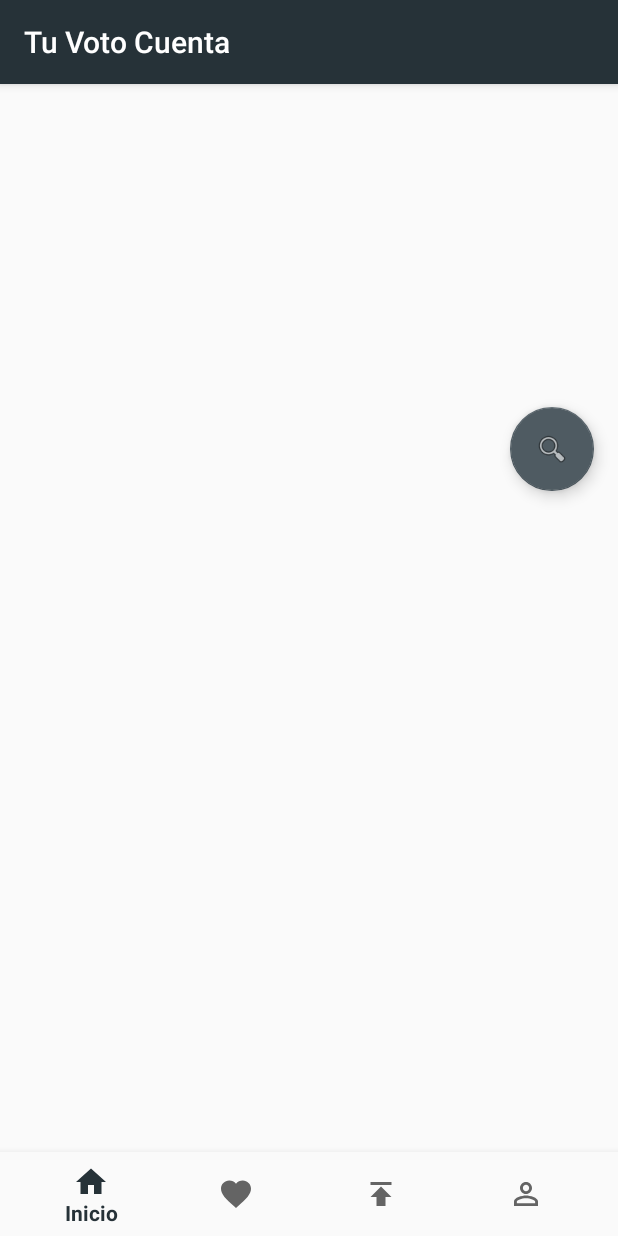
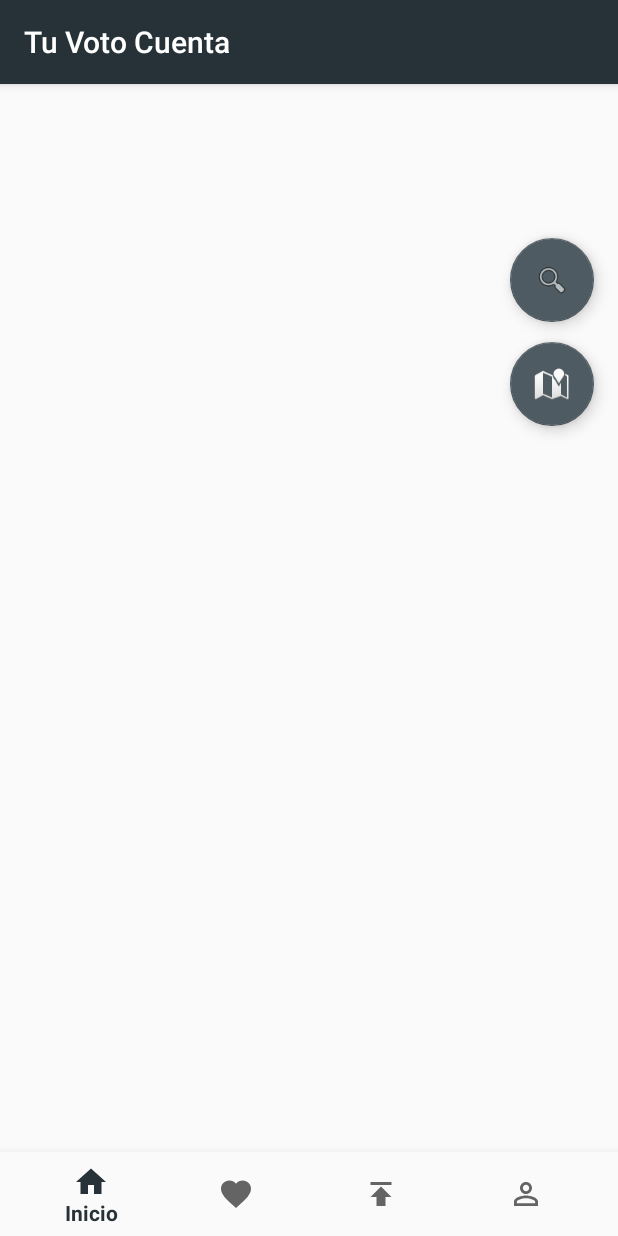
Before and after one commit to JoseAlbertoVazq/tuvotocuenta, an Android app: the DashboardActivity screen opened directly, with no data from a screen before it, on a phone screen of 412 x 824 dp. Run offline under Robolectric (Android 15) with nearby library versions, the phone set to English and light mode, and no system bars; our stand-ins replace Firebase (no records; nobody signed in at launch, a user with empty details on screens opened directly); pictures from the network do not load.

Commit message:
funcionalidad de mapa implementada

```diff
--- a/mobile/app/src/main/java/dam/javazquez/tuvotocuenta/ui/dashboard/DashboardActivity.java
+++ b/mobile/app/src/main/java/dam/javazquez/tuvotocuenta/ui/dashboard/DashboardActivity.java
@@ -2,6 +2,7 @@ package dam.javazquez.tuvotocuenta.ui.dashboard;
 
 import android.annotation.SuppressLint;
 import android.app.AlertDialog;
+import android.content.Intent;
 import android.net.Uri;
 import android.os.Bundle;
 import android.support.annotation.NonNull;
@@ -19,6 +20,7 @@ import android.widget.EditText;
 import android.widget.Spinner;
 import android.widget.Toast;
 
+import java.io.IOException;
 import java.util.ArrayList;
 import java.util.HashMap;
 import java.util.List;
@@ -41,6 +43,8 @@ import dam.javazquez.tuvotocuenta.ui.login.SignUpFragment;
 import dam.javazquez.tuvotocuenta.ui.profile.PerfilFragment;
 import dam.javazquez.tuvotocuenta.ui.propias.PropiasFragment;
 import dam.javazquez.tuvotocuenta.ui.propuestas.PropuestaFragment;
+import dam.javazquez.tuvotocuenta.util.Geocode;
+import dam.javazquez.tuvotocuenta.util.MapsActivity;
 import dam.javazquez.tuvotocuenta.util.UtilToken;
 import retrofit2.Call;
 import retrofit2.Callback;
@@ -49,7 +53,7 @@ import retrofit2.Response;
 public class DashboardActivity extends AppCompatActivity implements PropiasFragment.OnListFragmentInteractionListener, PropuestaFavFragment.OnListFragmentInteractionListener, PerfilFragment.OnFragmentInteractionListener, LoginFragment.OnFragmentInteractionListener, SignUpFragment.OnFragmentInteractionListener, PropuestaFragment.OnListFragmentInteractionListener {
 
     FragmentTransaction fragmentChanger;
-    FloatingActionButton addPropuesta, filtro;
+    FloatingActionButton addPropuesta, filtro, mapa;
     String jwt;
     private EditText titulo, contenido;
     private List<PartidoResponse> partidoResponses = new ArrayList<>();
@@ -69,24 +73,28 @@ public class DashboardActivity extends AppCompatActivity implements PropiasFragm
                     fragmentChanger.commit();
                     addPropuesta.setVisibility(View.GONE);
                     filtro.setVisibility(View.VISIBLE);
+                    mapa.setVisibility(View.VISIBLE);
                     return true;
                 case R.id.navigation_favoritos:
                     fragmentChanger = getSupportFragmentManager().beginTransaction().replace(R.id.contenedor_dashboard, favoritos);
                     fragmentChanger.commit();
                     addPropuesta.setVisibility(View.GONE);
                     filtro.setVisibility(View.GONE);
+                    mapa.setVisibility(View.GONE);
                     return true;
                 case R.id.navigation_mis_propuestas:
                     fragmentChanger = getSupportFragmentManager().beginTransaction().replace(R.id.contenedor_dashboard, propias);
                     fragmentChanger.commit();
                     addPropuesta.setVisibility(View.VISIBLE);
                     filtro.setVisibility(View.GONE);
+                    mapa.setVisibility(View.GONE);
                     return true;
                 case R.id.navigation_mi_perfil:
                     fragmentChanger = getSupportFragmentManager().beginTransaction().replace(R.id.contenedor_dashboard, perfil);
                     fragmentChanger.commit();
                     addPropuesta.setVisibility(View.GONE);
                     filtro.setVisibility(View.GONE);
+                    mapa.setVisibility(View.GONE);;
                     return true;
             }
             return false;
@@ -103,6 +111,7 @@ public class DashboardActivity extends AppCompatActivity implements PropiasFragm
         propias = new PropiasFragment();
         favoritos = new PropuestaFavFragment();
         addPropuesta = findViewById(R.id.addPropuesta);
+        mapa = findViewById(R.id.mapa);
         filtro = findViewById(R.id.fab_filtro);
 
         filtro.setOnClickListener(v -> {
@@ -195,6 +204,8 @@ public class DashboardActivity extends AppCompatActivity implements PropiasFragm
 
 
         });
+
+        mapa.setOnClickListener(v -> startActivity(new Intent(DashboardActivity.this, MapsActivity.class)));
         BottomNavigationView navigation = (BottomNavigationView) findViewById(R.id.navigation);
         navigation.setOnNavigationItemSelectedListener(mOnNavigationItemSelectedListener);
     }
--- a/mobile/app/src/main/res/layout/activity_dashboard.xml
+++ b/mobile/app/src/main/res/layout/activity_dashboard.xml
@@ -13,7 +13,7 @@
         android:layout_height="0dp"
         app:layout_constraintBottom_toTopOf="@+id/navigation"
         app:layout_constraintEnd_toEndOf="parent"
-        app:layout_constraintHorizontal_bias="1.0"
+        app:layout_constraintHorizontal_bias="0.0"
         app:layout_constraintStart_toStartOf="parent"
         app:layout_constraintTop_toTopOf="parent"
         app:layout_constraintVertical_bias="0.0">
@@ -64,7 +64,21 @@
         app:layout_constraintHorizontal_bias="0.976"
         app:layout_constraintStart_toStartOf="parent"
         app:layout_constraintTop_toTopOf="parent"
-        app:layout_constraintVertical_bias="0.298"
+        app:layout_constraintVertical_bias="0.136"
         app:srcCompat="@android:drawable/ic_menu_search" />
 
+    <android.support.design.widget.FloatingActionButton
+        android:id="@+id/mapa"
+        android:layout_width="wrap_content"
+        android:layout_height="wrap_content"
+        android:layout_marginStart="8dp"
+        android:layout_marginTop="172dp"
+        android:layout_marginEnd="8dp"
+        android:clickable="true"
+        app:layout_constraintEnd_toEndOf="parent"
+        app:layout_constraintHorizontal_bias="0.976"
+        app:layout_constraintStart_toStartOf="parent"
+        app:layout_constraintTop_toTopOf="@+id/contenedor_dashboard"
+        app:srcCompat="@android:drawable/ic_dialog_map" />
+
 </android.support.constraint.ConstraintLayout>
```
Also changed, not shown: mobile/app/src/main/java/dam/javazquez/tuvotocuenta/util/MapsActivity.java (+44 -3 lines), mobile/app/src/main/res/drawable/erc.png (added), mobile/app/src/main/res/drawable/podemos.png (added), mobile/app/src/main/res/drawable/pp.png (added), mobile/app/src/main/res/drawable/psoe.png (added), mobile/app/src/main/res/drawable/upn.png (added).
